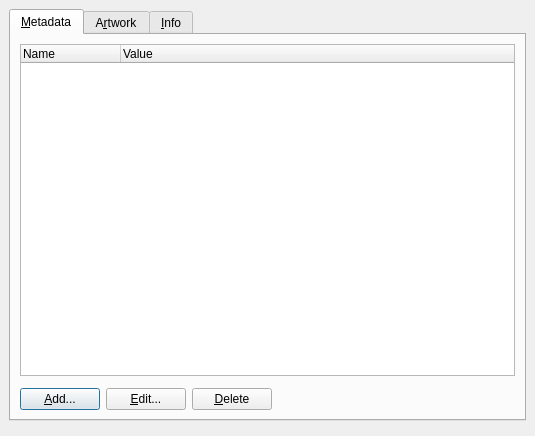
metabrainz/picard, file ui/tageditor.ui: the form before one commit.
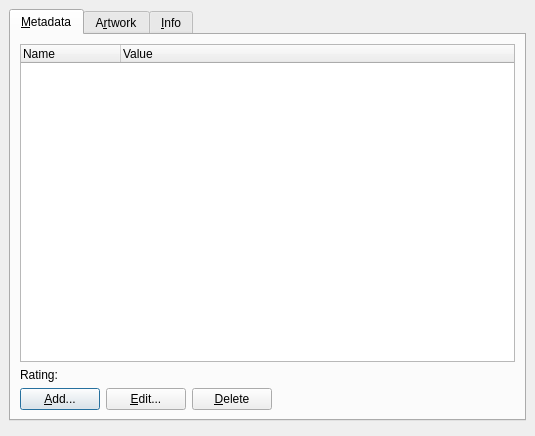
The form after the commit. Custom widgets are drawn as their Qt base class.

Diff of the .ui file:
```diff
--- a/ui/tageditor.ui
+++ b/ui/tageditor.ui
@@ -50,11 +50,46 @@
         </widget>
        </item>
        <item>
+        <layout class="QHBoxLayout" name="horizontalLayout" >
+         <item>
+          <widget class="QLabel" name="label" >
+           <property name="sizePolicy" >
+            <sizepolicy vsizetype="Preferred" hsizetype="Minimum" >
+             <horstretch>0</horstretch>
+             <verstretch>0</verstretch>
+            </sizepolicy>
+           </property>
+           <property name="minimumSize" >
+            <size>
+             <width>0</width>
+             <height>0</height>
+            </size>
+           </property>
+           <property name="text" >
+            <string>Rating:</string>
+           </property>
+          </widget>
+         </item>
+         <item>
         <widget class="RatingWidget" native="1" name="rating" >
          <property name="enabled" >
           <bool>true</bool>
          </property>
-        </widget>
+           <property name="sizePolicy" >
+            <sizepolicy vsizetype="Preferred" hsizetype="Expanding" >
+             <horstretch>0</horstretch>
+             <verstretch>0</verstretch>
+            </sizepolicy>
+           </property>
+           <property name="minimumSize" >
+            <size>
+             <width>0</width>
+             <height>0</height>
+            </size>
+           </property>
+          </widget>
+         </item>
+        </layout>
        </item>
        <item>
         <layout class="QHBoxLayout" >
```
Left out of the diff: 4 changed lines with no effect on the pictures. Lines whose indentation alone changed are shown as unchanged.
